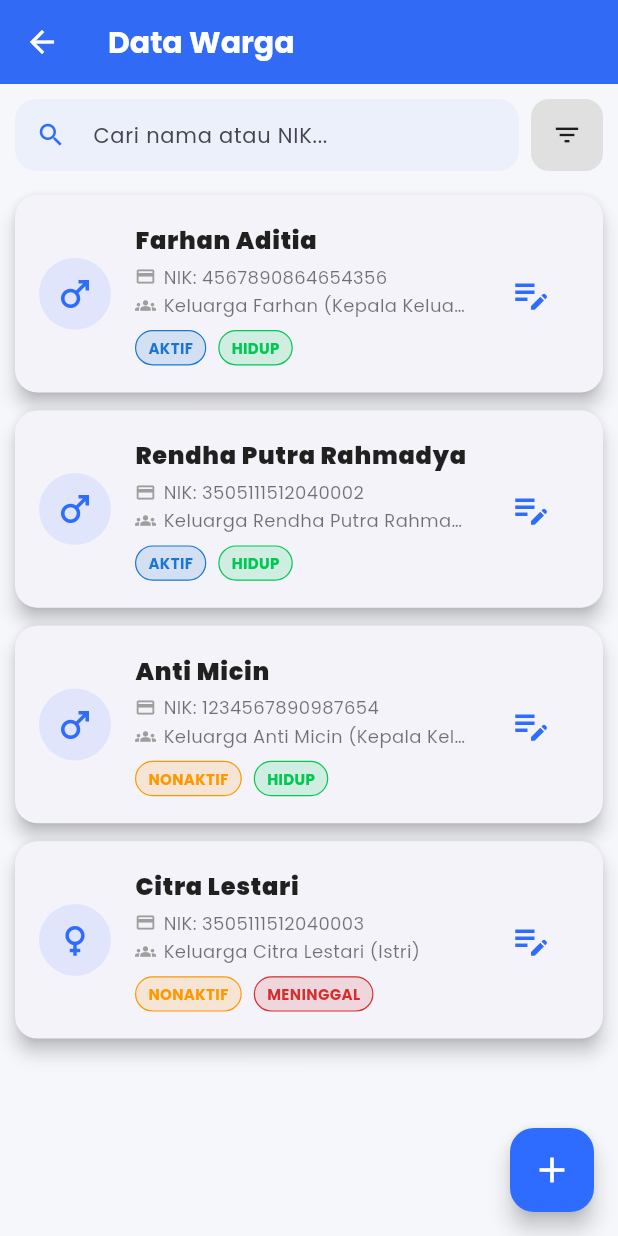
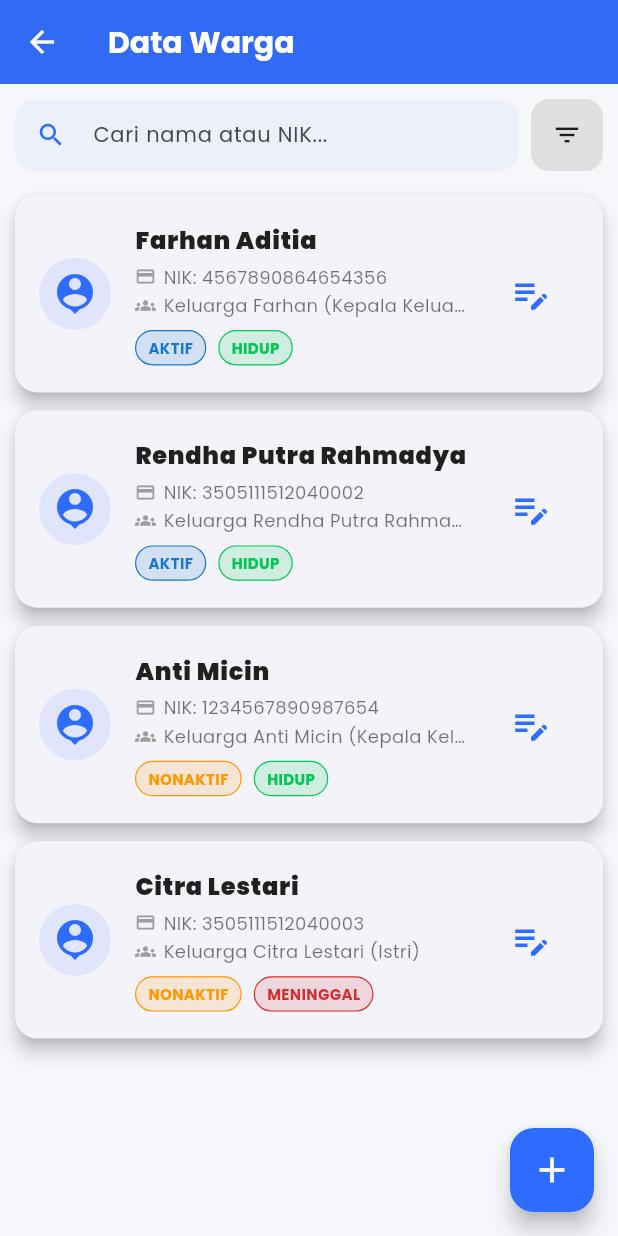
Before and after one commit to marsyaaurel08/Jawara-Pintar-Mobile, a Flutter app: the WargaListPage screen opened directly, on a phone screen of 412 x 824 dp. Run offline on Flutter 3.47's test engine with Material 3 defaults, Android fonts, the phone set to English and light mode, and no system bars; our stand-ins replace google_fonts, image_picker; missing offline and left inert: file_selector.

Commit message:
update : warga list

```diff
--- a/lib/pages/warga_list_page.dart
+++ b/lib/pages/warga_list_page.dart
@@ -285,6 +285,7 @@ class _WargaListPageState extends State<WargaListPage> {
                         _searchQuery = value;
                       });
                     },
+                    style: const TextStyle(fontSize: 14.0),
                     decoration: InputDecoration(
                       hintText: 'Cari nama atau NIK...',
                       hintStyle: const TextStyle(fontSize: 14),
@@ -301,6 +302,7 @@ class _WargaListPageState extends State<WargaListPage> {
                   ),
                 ),
                 const SizedBox(width: 8),
+                // Button Filter
                 Container(
                   decoration: BoxDecoration(
                     color: isFilterActive
@@ -368,39 +370,44 @@ class _WargaListPageState extends State<WargaListPage> {
                       final statusColor = statusIsHidup ? _accentColor : Colors.red.shade700;
                       final domisiliColor = domisiliIsAktif ? Colors.blue.shade700 : _warningColor;
 
-                      final genderIcon = warga['jenisKelamin'] == 'Laki-laki'
-                          ? Icons.male
-                          : Icons.female;
+                      // Ikon ini yang Dihapus/Diganti:
+                      // final genderIcon = warga['jenisKelamin'] == 'Laki-laki'
+                      //     ? Icons.male
+                      //     : Icons.female;
 
                       return Card(
                         margin: const EdgeInsets.symmetric(horizontal: 10, vertical: 6),
-                        elevation: 5, // Tingkatkan elevasi
+                        elevation: 5,
                         shape: RoundedRectangleBorder(
-                          borderRadius: BorderRadius.circular(15), // Tingkatkan radius
+                          borderRadius: BorderRadius.circular(15),
                         ),
                         child: InkWell(
-                          // OnTap sekarang menuju DetailWargaPage
                           onTap: () => _showDetailWarga(context, warga),
                           borderRadius: BorderRadius.circular(15),
                           child: Padding(
-                            padding: const EdgeInsets.symmetric(vertical: 10.0), // Padding vertikal
+                            padding: const EdgeInsets.symmetric(vertical: 10.0),
                             child: ListTile(
-                              // --- LEADING: Ikon Warga ---
+                              // --- LEADING: Ikon Profil/Avatar Generik ---
                               leading: CircleAvatar(
                                 radius: 24,
                                 backgroundColor: _primaryColor.withOpacity(0.1),
-                                child: Icon(genderIcon, color: _primaryColor, size: 28),
+                                child: const Icon(
+                                    Icons.person_pin, // Mengganti ikon gender dengan ikon profile
+                                    color: _primaryColor,
+                                    size: 32 // Dibuat sedikit lebih besar agar menonjol
+                                ),
                               ),
 
                               // --- TITLE: Nama Lengkap ---
                               title: Text(
                                 warga['nama'],
                                 style: const TextStyle(
-                                  fontWeight: FontWeight.w900, // Tebal sekali
+                                  fontWeight: FontWeight.w900,
                                   fontSize: 16,
                                   color: Colors.black87,
                                 ),
                                 overflow: TextOverflow.ellipsis,
+                                maxLines: 2,
                               ),
 
                               // --- SUBTITLE: Detail Info Bawah ---
```
